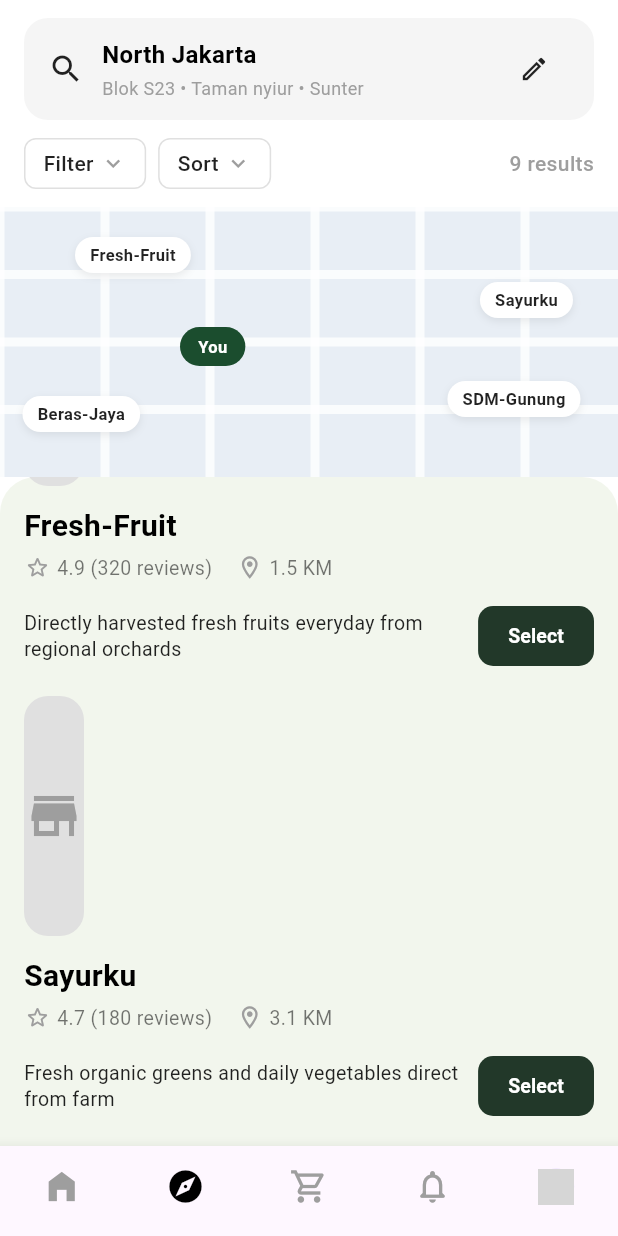
After one commit to darkFAIZ/se_project, a Flutter app: the DiscoverScreen screen opened directly, scrolled down 470 dp, after a tap on the "edit" icon, on a phone screen of 412 x 824 dp. The commit adds this screen. Run offline on Flutter 3.47's test engine with Material 3 defaults, Android fonts, the phone set to English and light mode, and no system bars; network calls fail; grey boxes are pictures that could not be loaded.

Commit message:
initial commit

```diff
--- /dev/null
+++ b/lib/screens/discover_screen.dart
@@ -0,0 +1,450 @@
+import 'package:flutter/material.dart';
+
+class DiscoverScreen extends StatelessWidget {
+  const DiscoverScreen({super.key});
+
+  @override
+  Widget build(BuildContext context) {
+    return Scaffold(
+      backgroundColor: Colors.white,
+      body: SafeArea(
+        child: Column(
+          children: [
+            const SizedBox(height: 12),
+
+            // 1. LOCATION HEADER BAR
+            Padding(
+              padding: const EdgeInsets.symmetric(horizontal: 16.0),
+              child: Container(
+                padding: const EdgeInsets.symmetric(horizontal: 16, vertical: 10),
+                decoration: BoxDecoration(
+                  color: Colors.grey[100],
+                  borderRadius: BorderRadius.circular(16),
+                ),
+                child: Row(
+                  children: [
+                    const Icon(Icons.search, size: 24, color: Colors.black87),
+                    const SizedBox(width: 12),
+                    const Expanded(
+                      child: Column(
+                        crossAxisAlignment: CrossAxisAlignment.start,
+                        children: [
+                          Text(
+                            'North Jakarta',
+                            style: TextStyle(
+                              fontSize: 16,
+                              fontWeight: FontWeight.bold,
+                              color: Colors.black,
+                            ),
+                          ),
+                          SizedBox(height: 2),
+                          Text(
+                            'Blok S23 • Taman nyiur • Sunter',
+                            style: TextStyle(
+                              fontSize: 12,
+                              color: Colors.grey,
+                            ),
+                            overflow: TextOverflow.ellipsis,
+                          ),
+                        ],
+                      ),
+                    ),
+                    IconButton(
+                      icon: const Icon(Icons.edit_outlined, size: 20, color: Colors.black87),
+                      onPressed: () {},
+                      constraints: const BoxConstraints(),
+                      padding: EdgeInsets.zero,
+                    ),
+                  ],
+                ),
+              ),
+            ),
+
+            const SizedBox(height: 12),
+
+            // 2. FILTER & SORT BAR
+            Padding(
+              padding: const EdgeInsets.symmetric(horizontal: 16.0),
+              child: Row(
+                children: [
+                  _buildDropdownChip(label: 'Filter'),
+                  const SizedBox(width: 8),
+                  _buildDropdownChip(label: 'Sort'),
+                  const Spacer(),
+                  const Text(
+                    '9 results',
+                    style: TextStyle(
+                      fontSize: 14,
+                      color: Colors.grey,
+                      fontWeight: FontWeight.w500,
+                    ),
+                  ),
+                ],
+              ),
+            ),
+
+            const SizedBox(height: 12),
+
+            // 3. MAP AREA WITH FARMER PINS
+            SizedBox(
+              height: 180,
+              width: double.infinity,
+              child: Stack(
+                children: [
+                  // Stylized Map Background (Grid effect)
+                  Container(
+                    color: const Color(0xFFE8EEF5),
+                    child: CustomPaint(
+                      painter: MapGridPainter(),
+                      size: Size.infinite,
+                    ),
+                  ),
+
+                  // Pins / Badges on Map
+                  Positioned(
+                    top: 20,
+                    left: 50,
+                    child: _buildMapPin('Fresh-Fruit'),
+                  ),
+                  Positioned(
+                    top: 50,
+                    right: 30,
+                    child: _buildMapPin('Sayurku'),
+                  ),
+                  Positioned(
+                    top: 80,
+                    left: 120,
+                    child: _buildUserPin(),
+                  ),
+                  Positioned(
+                    bottom: 30,
+                    left: 15,
+                    child: _buildMapPin('Beras-Jaya'),
+                  ),
+                  Positioned(
+                    bottom: 40,
+                    right: 25,
+                    child: _buildMapPin('SDM-Gunung'),
+                  ),
+                ],
+              ),
+            ),
+
+            // 4. SCROLLABLE FARMER SHOPS LIST
+            Expanded(
+              child: Container(
+                decoration: const BoxDecoration(
+                  color: Color(0xFFF2F6ED), // Soft light green card background
+                  borderRadius: BorderRadius.vertical(top: Radius.circular(24)),
+                ),
+                child: ListView(
+                  padding: const EdgeInsets.all(16),
+                  children: [
+                    // Farmer Shop Card 1: Beras-Jaya
+                    _buildFarmerShopCard(
+                      imageUrl: 'https://images.unsplash.com/photo-1500937386664-56d1dfef3854?w=800',
+                      shopName: 'Beras-Jaya',
+                      rating: '4.8',
+                      reviewCount: '500',
+                      distance: '2.2 KM',
+                      description: 'Beras-Jaya is the real rice with good quality',
+                      discountOffer: '15% OFF on organic white rice',
+                    ),
+                    const SizedBox(height: 16),
+
+                    // Farmer Shop Card 2: Fresh-Fruit
+                    _buildFarmerShopCard(
+                      imageUrl: 'https://images.unsplash.com/photo-1619566636858-adf3ef46400b?w=800',
+                      shopName: 'Fresh-Fruit',
+                      rating: '4.9',
+                      reviewCount: '320',
+                      distance: '1.5 KM',
+                      description: 'Directly harvested fresh fruits everyday from regional orchards',
+                      discountOffer: 'Buy 2 kg Grapes get 10% Discount!',
+                    ),
+                    const SizedBox(height: 16),
+
+                    // Farmer Shop Card 3: Sayurku
+                    _buildFarmerShopCard(
+                      imageUrl: 'https://images.unsplash.com/photo-1540420773420-3366772f4999?w=800',
+                      shopName: 'Sayurku',
+                      rating: '4.7',
+                      reviewCount: '180',
+                      distance: '3.1 KM',
+                      description: 'Fresh organic greens and daily vegetables direct from farm',
+                      discountOffer: null,
+                    ),
+                  ],
+                ),
+              ),
+            ),
+          ],
+        ),
+      ),
+
+      // 5. BOTTOM NAVIGATION BAR
+      bottomNavigationBar: BottomNavigationBar(
+        currentIndex: 1, // Active tab on Explore / Discover
+        type: BottomNavigationBarType.fixed,
+        selectedItemColor: Colors.black,
+        unselectedItemColor: Colors.grey,
+        showSelectedLabels: false,
+        showUnselectedLabels: false,
+        items: const [
+          BottomNavigationBarItem(
+            icon: Icon(Icons.home_filled, size: 26),
+            label: 'Home',
+          ),
+          BottomNavigationBarItem(
+            icon: Icon(Icons.explore, size: 26),
+            label: 'Explore',
+          ),
+          BottomNavigationBarItem(
+            icon: Icon(Icons.shopping_cart_outlined, size: 26),
+            label: 'Cart',
+          ),
+          BottomNavigationBarItem(
+            icon: Icon(Icons.notifications_none_rounded, size: 26),
+            label: 'Notifications',
+          ),
+          BottomNavigationBarItem(
+            icon: CircleAvatar(
+              radius: 12,
+              backgroundImage: NetworkImage('https://i.pravatar.cc/100'),
+            ),
+            label: 'Profile',
+          ),
+        ],
+      ),
+    );
+  }
+
+  // Filter/Sort Dropdown Chip
+  static Widget _buildDropdownChip({required String label}) {
+    return Container(
+      padding: const EdgeInsets.symmetric(horizontal: 12, vertical: 6),
+      decoration: BoxDecoration(
+        border: Border.all(color: Colors.grey[300]!),
+        borderRadius: BorderRadius.circular(8),
+      ),
+      child: Row(
+        children: [
+          Text(
+            label,
+            style: const TextStyle(
+              fontSize: 14,
+              fontWeight: FontWeight.w500,
+              color: Colors.black87,
+            ),
+          ),
+          const SizedBox(width: 4),
+          const Icon(Icons.keyboard_arrow_down, size: 18, color: Colors.grey),
+        ],
+      ),
+    );
+  }
+
+  // Shop Pin Widget for Map
+  static Widget _buildMapPin(String name) {
+    return Container(
+      padding: const EdgeInsets.symmetric(horizontal: 10, vertical: 4),
+      decoration: BoxDecoration(
+        color: Colors.white,
+        borderRadius: BorderRadius.circular(12),
+        boxShadow: [
+          BoxShadow(
+            color: Colors.black.withOpacity(0.08),
+            blurRadius: 4,
+            offset: const Offset(0, 2),
+          ),
+        ],
+      ),
+      child: Text(
+        name,
+        style: const TextStyle(
+          fontSize: 11,
+          fontWeight: FontWeight.bold,
+          color: Colors.black87,
+        ),
+      ),
+    );
+  }
+
+  // User Pin Widget for Map
+  static Widget _buildUserPin() {
+    return Container(
+      padding: const EdgeInsets.symmetric(horizontal: 12, vertical: 5),
+      decoration: BoxDecoration(
+        color: const Color(0xFF1B4D2E), // Dark green highlight
+        borderRadius: BorderRadius.circular(14),
+      ),
+      child: const Text(
+        'You',
+        style: TextStyle(
+          fontSize: 11,
+          fontWeight: FontWeight.bold,
+          color: Colors.white,
+        ),
+      ),
+    );
+  }
+
+  // Farmer Shop Card Widget
+  static Widget _buildFarmerShopCard({
+    required String imageUrl,
+    required String shopName,
+    required String rating,
+    required String reviewCount,
+    required String distance,
+    required String description,
+    String? discountOffer,
+  }) {
+    return Column(
+      crossAxisAlignment: CrossAxisAlignment.start,
+      children: [
+        // Shop Banner Image
+        ClipRRect(
+          borderRadius: BorderRadius.circular(16),
+          child: Stack(
+            children: [
+              Image.network(
+                imageUrl,
+                height: 160,
+                width: double.infinity,
+                fit: BoxFit.cover,
+                errorBuilder: (context, error, stackTrace) => Container(
+                  height: 160,
+                  color: Colors.grey[300],
+                  child: const Icon(Icons.store, size: 40, color: Colors.grey),
+                ),
+              ),
+              // Discount Tag Badge (If offer exists)
+              if (discountOffer != null)
+                Positioned(
+                  top: 12,
+                  left: 12,
+                  child: Container(
+                    padding: const EdgeInsets.symmetric(horizontal: 10, vertical: 4),
+                    decoration: BoxDecoration(
+                      color: Colors.red[600],
+                      borderRadius: BorderRadius.circular(8),
+                    ),
+                    child: Row(
+                      mainAxisSize: MainAxisSize.min,
+                      children: [
+                        const Icon(Icons.local_offer, color: Colors.white, size: 12),
+                        const SizedBox(width: 4),
+                        Text(
+                          discountOffer,
+                          style: const TextStyle(
+                            color: Colors.white,
+                            fontSize: 11,
+                            fontWeight: FontWeight.bold,
+                          ),
+                        ),
+                      ],
+                    ),
+                  ),
+                ),
+            ],
+          ),
+        ),
+
+        const SizedBox(height: 12),
+
+        // Shop Name
+        Text(
+          shopName,
+          style: const TextStyle(
+            fontSize: 20,
+            fontWeight: FontWeight.bold,
+            color: Colors.black,
+          ),
+        ),
+
+        const SizedBox(height: 4),
+
+        // Rating and Distance Row
+        Row(
+          children: [
+            const Icon(Icons.star_border_rounded, size: 18, color: Colors.grey),
+            const SizedBox(width: 4),
+            Text(
+              '$rating ($reviewCount reviews)',
+              style: const TextStyle(fontSize: 13, color: Colors.black54),
+            ),
+            const SizedBox(width: 16),
+            const Icon(Icons.location_on_outlined, size: 18, color: Colors.grey),
+            const SizedBox(width: 4),
+            Text(
+              distance,
+              style: const TextStyle(fontSize: 13, color: Colors.black54),
+            ),
+          ],
+        ),
+
+        const SizedBox(height: 12),
+
+        // Description & Select Button
+        Row(
+          crossAxisAlignment: CrossAxisAlignment.center,
+          children: [
+            Expanded(
+              child: Text(
+                description,
+                style: const TextStyle(
+                  fontSize: 13,
+                  color: Colors.black87,
+                  height: 1.3,
+                ),
+              ),
+            ),
+            const SizedBox(width: 12),
+            ElevatedButton(
+              onPressed: () {},
+              style: ElevatedButton.styleFrom(
+                backgroundColor: const Color(0xFF223829), // Dark forest green
+                shape: RoundedRectangleBorder(
+                  borderRadius: BorderRadius.circular(10),
+                ),
+                padding: const EdgeInsets.symmetric(horizontal: 20, vertical: 10),
+                elevation: 0,
+              ),
+              child: const Text(
+                'Select',
+                style: TextStyle(
+                  color: Colors.white,
+                  fontWeight: FontWeight.bold,
+                  fontSize: 13,
+                ),
+              ),
+            ),
+          ],
+        ),
+      ],
+    );
+  }
+}
+
+// Custom Painter to draw stylized map grid lines in background
+class MapGridPainter extends CustomPainter {
+  @override
+  void paint(Canvas canvas, Size size) {
+    final paint = Paint()
+      ..color = Colors.white.withOpacity(0.8)
+      ..strokeWidth = 6.0;
+
+    // Draw vertical road lines
+    for (double i = 0; i < size.width; i += 70) {
+      canvas.drawLine(Offset(i, 0), Offset(i, size.height), paint);
+    }
+
+    // Draw horizontal road lines
+    for (double i = 0; i < size.height; i += 45) {
+      canvas.drawLine(Offset(0, i), Offset(size.width, i), paint);
+    }
+  }
+
+  @override
+  bool shouldRepaint(CustomPainter oldDelegate) => false;
+}
--- a/lib/screens/home_screen.dart
+++ b/lib/screens/home_screen.dart
@@ -1,4 +1,5 @@
 import 'package:flutter/material.dart';
+import 'discover_screen.dart'; // Make sure this path is correct
 
 class HomeScreen extends StatelessWidget {
   const HomeScreen({super.key});
@@ -6,7 +7,7 @@ class HomeScreen extends StatelessWidget {
   @override
   Widget build(BuildContext context) {
     return Scaffold(
-      backgroundColor: const Color(0xFFF9FAF7), // Soft off-white / light green tint background
+      backgroundColor: const Color(0xFFF9FAF7),
       body: SafeArea(
         child: SingleChildScrollView(
           child: Column(
@@ -55,7 +56,7 @@ class HomeScreen extends StatelessWidget {
 
               const SizedBox(height: 16),
 
-              // 2. ACTION CHIPS (HORIZONTAL SCROLL)
+              // 2. ACTION CHIPS
               SizedBox(
                 height: 38,
                 child: ListView(
@@ -64,7 +65,7 @@ class HomeScreen extends StatelessWidget {
                   children: [
                     _buildChip(
                       label: '% Promos',
-                      backgroundColor: const Color(0xFF1B4D2E), // Dark green highlight
+                      backgroundColor: const Color(0xFF1B4D2E),
                       textColor: Colors.white,
                       icon: null,
                     ),
@@ -95,7 +96,7 @@ class HomeScreen extends StatelessWidget {
 
               const SizedBox(height: 20),
 
-              // 3. PROMO BANNER (APPLES)
+              // 3. PROMO BANNER
               Padding(
                 padding: const EdgeInsets.symmetric(horizontal: 16.0),
                 child: ClipRRect(
@@ -117,7 +118,7 @@ class HomeScreen extends StatelessWidget {
                       Container(
                         height: 160,
                         width: double.infinity,
-                        color: Colors.black.withOpacity(0.2), // Dark overlay for text contrast
+                        color: Colors.black.withOpacity(0.2),
                       ),
                       const Padding(
                         padding: EdgeInsets.only(left: 24.0),
@@ -138,7 +139,7 @@ class HomeScreen extends StatelessWidget {
 
               const SizedBox(height: 24),
 
-              // 4. TYPE SECTION (HEADER)
+              // 4. TYPE SECTION
               Padding(
                 padding: const EdgeInsets.symmetric(horizontal: 16.0),
                 child: Row(
@@ -158,7 +159,6 @@ class HomeScreen extends StatelessWidget {
               ),
               const SizedBox(height: 14),
 
-              // 4. TYPE SECTION (HORIZONTAL SCROLL LIST)
               SizedBox(
                 height: 110,
                 child: ListView(
@@ -190,7 +190,7 @@ class HomeScreen extends StatelessWidget {
 
               const SizedBox(height: 20),
 
-              // 5. RECOMMENDED SECTION (HEADER)
+              // 5. RECOMMENDED SECTION
               Padding(
                 padding: const EdgeInsets.symmetric(horizontal: 16.0),
                 child: Row(
@@ -210,7 +210,6 @@ class HomeScreen extends StatelessWidget {
               ),
               const SizedBox(height: 14),
 
-              // 5. RECOMMENDED SECTION (HORIZONTAL SCROLL LIST)
               SizedBox(
                 height: 240,
                 child: ListView(
@@ -247,7 +246,7 @@ class HomeScreen extends StatelessWidget {
         ),
       ),
 
-      // 6. BOTTOM NAVIGATION BAR
+      // 6. BOTTOM NAVIGATION BAR WITH WORKING ONTAP
       bottomNavigationBar: BottomNavigationBar(
         currentIndex: 0,
         type: BottomNavigationBarType.fixed,
@@ -255,6 +254,14 @@ class HomeScreen extends StatelessWidget {
         unselectedItemColor: Colors.grey,
         showSelectedLabels: false,
         showUnselectedLabels: false,
+        onTap: (index) {
+          if (index == 1) { // 1 is the index of the Explore/Discover button
+            Navigator.push(
+              context,
+              MaterialPageRoute(builder: (context) => const DiscoverScreen()),
+            );
+          }
+        },
         items: const [
           BottomNavigationBarItem(
             icon: Icon(Icons.home_filled, size: 26),
@@ -284,7 +291,6 @@ class HomeScreen extends StatelessWidget {
     );
   }
 
-  // Helper widget for action chips
   static Widget _buildChip({
     required String label,
     required Color backgroundColor,
@@ -318,7 +324,6 @@ class HomeScreen extends StatelessWidget {
   }
 }
 
-// Circular Category Item Widget
 class _CategoryCircleItem extends StatelessWidget {
   final String imageUrl;
   final String label;
@@ -353,7 +358,6 @@ class _CategoryCircleItem extends StatelessWidget {
   }
 }
 
-// Product Card Widget
 class _ProductCard extends StatelessWidget {
   final String imageUrl;
   final String category;
@@ -372,14 +376,13 @@ class _ProductCard extends StatelessWidget {
     return Container(
       width: 150,
       decoration: BoxDecoration(
-        color: const Color(0xFFE2EAD6), // Light green container background
+        color: const Color(0xFFE2EAD6),
         borderRadius: BorderRadius.circular(16),
       ),
       padding: const EdgeInsets.all(8),
       child: Column(
         crossAxisAlignment: CrossAxisAlignment.start,
         children: [
-          // Product Image
           ClipRRect(
             borderRadius: BorderRadius.circular(12),
             child: Image.network(
@@ -395,8 +398,6 @@ class _ProductCard extends StatelessWidget {
             ),
           ),
           const SizedBox(height: 8),
-
-          // Category
           Text(
             category,
             style: const TextStyle(
@@ -406,8 +407,6 @@ class _ProductCard extends StatelessWidget {
             ),
           ),
           const SizedBox(height: 2),
-
-          // Title
           Text(
             title,
             style: const TextStyle(
@@ -419,8 +418,6 @@ class _ProductCard extends StatelessWidget {
             overflow: TextOverflow.ellipsis,
           ),
           const SizedBox(height: 2),
-
-          // Price
           Text(
             price,
             style: const TextStyle(
```
Also changed, not shown: flutter_01.png (added).
